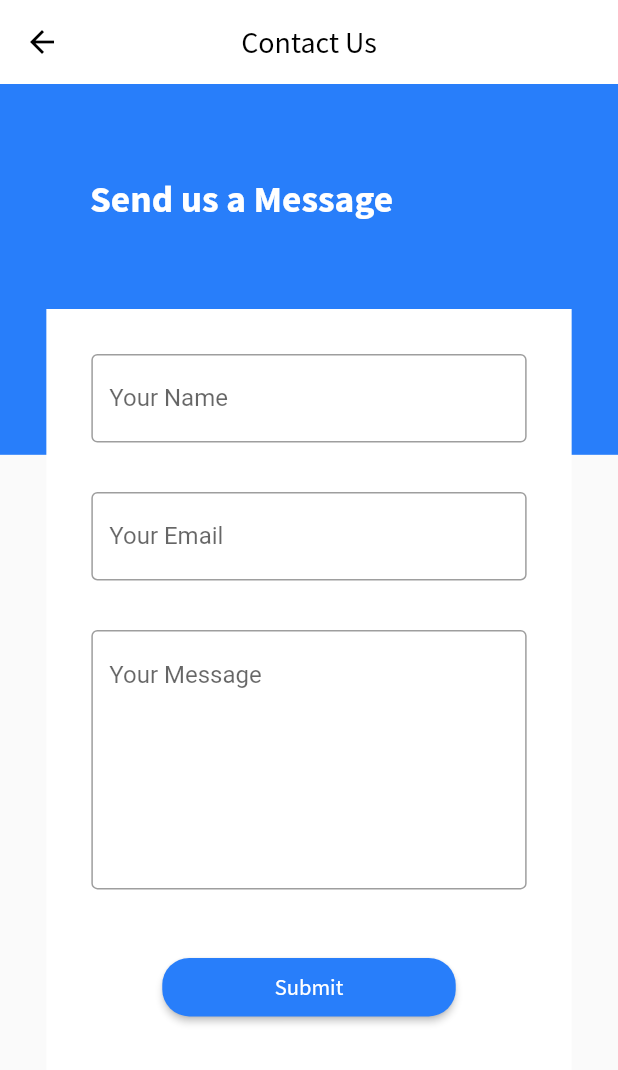
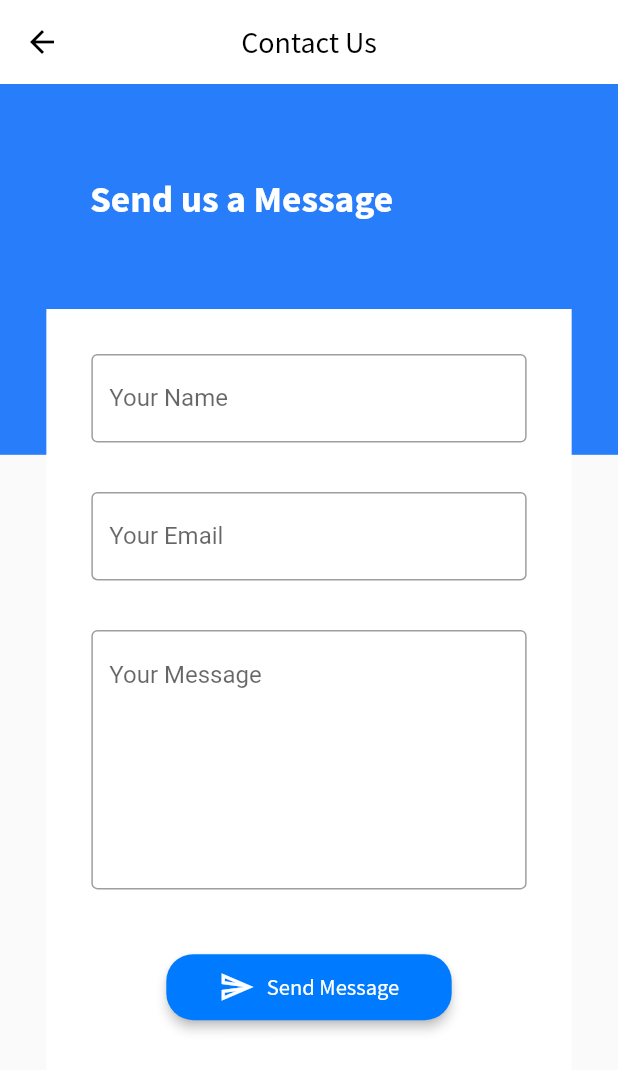
Before and after one commit to faseeh1999/find_my_school_updated, a Flutter app: the ContactUs screen opened directly, on a phone screen of 412 x 824 dp. Shown: the top 1070 px of the screen. Run offline on Flutter 3.47's test engine with Material 2 defaults, Android fonts, the phone set to English and light mode, and no system bars; our stand-ins replace animated_text_kit, cloud_firestore, firebase_auth, flutter_spinkit, form_validator, introduction_screen and 1 more; missing offline and left inert: mailer; accounts and stored records are empty.

Commit message:
Contact Us Functionality Started
Single Message Functionality Successfully implemented.

```diff
--- a/lib/screens/settings/contact.dart
+++ b/lib/screens/settings/contact.dart
@@ -1,9 +1,12 @@
+import 'package:find_my_school_updated/services/mail.dart';
 import 'package:find_my_school_updated/theme/color.dart';
 import 'package:find_my_school_updated/theme/text.dart';
 import 'package:flutter/material.dart';
 import 'package:form_validator/form_validator.dart';
 
 class ContactUs extends StatelessWidget {
+  MailService _mail = MailService();
+
   final TextEditingController _email = TextEditingController();
   final TextEditingController _name = TextEditingController();
   final TextEditingController _message = TextEditingController();
@@ -11,10 +14,8 @@ class ContactUs extends StatelessWidget {
   final validateName = ValidationBuilder().required().build();
   final validateEmail =
       ValidationBuilder().required().email().maxLength(50).build();
-  final validateMessage = ValidationBuilder()
-      .required("This field is Required")
-      .maxLength(100)
-      .build();
+  final validateMessage =
+      ValidationBuilder().required().minLength(50).maxLength(500).build();
 
   GlobalKey<FormState> _form = GlobalKey<FormState>();
 
@@ -107,12 +108,13 @@ class ContactUs extends StatelessWidget {
                                 maxLines: 7,
                                 autovalidateMode:
                                     AutovalidateMode.onUserInteraction,
-                                validator: (String val) {
-                                  if (val.isEmpty) {
-                                    return "This field is required.";
-                                  }
-                                  return null;
-                                },
+                                validator: validateMessage,
+                                // validator: (String val) {
+                                //   if (val.isEmpty) {
+                                //     return "This field is required.";
+                                //   }
+                                //   return null;
+                                // },
                                 decoration: InputDecoration(
                                     alignLabelWithHint: true,
                                     labelText: "Your Message",
@@ -121,29 +123,56 @@ class ContactUs extends StatelessWidget {
                               SizedBox(
                                 height: size.height * 0.05,
                               ),
-                              RaisedButton(
-                                onPressed: () {
+                              RaisedButton.icon(
+                                elevation: 3.0,
+                                onPressed: () async {
                                   if (_validate() == true) {
-                                    print("All fields are ok");
+                                    await _mail.sendMail();
+                                    Widget okButton = FlatButton(
+                                      child: Text("OK"),
+                                      onPressed: () {
+                                        Navigator.of(context).pop();
+                                        //Navigator.pop(context);
+                                      },
+                                    );
+
+                                    // set up the AlertDialog
+                                    AlertDialog alert = AlertDialog(
+                                      title: Text("Message Sent"),
+                                      content: Text(
+                                          "Your Message has been sent to administration team, they will contact you back shortly."),
+                                      actions: [
+                                        okButton,
+                                      ],
+                                    );
+                                    // show the dialog
+                                    showDialog(
+                                      context: context,
+                                      builder: (BuildContext context) {
+                                        return alert;
+                                      },
+                                    );
                                   }
                                 },
-                                child: Text(
-                                  "Submit",
+                                shape: RoundedRectangleBorder(
+                                    borderRadius: BorderRadius.all(
+                                        Radius.circular(18.0))),
+                                label: Text(
+                                  'Send Message',
                                   style: ButtonTextStyle,
                                 ),
-                                elevation: 2.0,
-                                highlightElevation: 8.0,
-                                color: primaryColor,
+                                icon: Icon(
+                                  Icons.send_outlined,
+                                  color: Colors.white,
+                                ),
                                 textColor: Colors.white,
-                                splashColor: Colors.blue[200],
+                                splashColor: Colors.blueAccent,
+                                color: buttonColor,
                                 padding: EdgeInsets.only(
-                                    left: 75.0,
-                                    right: 75.0,
+                                    left: 35.0,
+                                    right: 35.0,
                                     top: 10.0,
                                     bottom: 10.0),
-                                shape: RoundedRectangleBorder(
-                                  borderRadius: BorderRadius.circular(18.0),
-                                ),
                               ),
                             ],
                           ),
--- /dev/null
+++ b/lib/services/mail.dart
@@ -0,0 +1,43 @@
+import 'package:mailer/mailer.dart';
+import 'package:mailer/smtp_server/gmail.dart';
+
+class MailService {
+//String name , String email, String message
+  Future sendMail() async {
+    String username = 'findmyschool2021@gmail.com';
+    String password = 'findmyschool123';
+
+    final smtpServer = gmail(username, password);
+
+    // Create our message.
+    final message = Message()
+      ..from = Address(username)
+      ..recipients.addAll(['faseehshahzad.fs@gmail.com', 'faseehdon@gmail.com'])
+      ..subject = 'Test Subject :: 😀 :: ${DateTime.now()}'
+      ..text = 'This is the plain text.\nThis is line 2 of the text part.'
+      ..html =
+          "<h1>Write Content Here</h1>\n<p>Hey! Here's some HTML content</p>";
+
+    try {
+      final sendReport = await send(message, smtpServer);
+      print('Message sent: ' + sendReport.toString());
+    } on MailerException catch (e) {
+      print('Message not sent.');
+      for (var p in e.problems) {
+        print('Problem: ${p.code}: ${p.msg}');
+      }
+    }
+
+    // Sending multiple messages with the same connection
+    //
+    // Create a smtp client that will persist the connection
+    var connection = PersistentConnection(smtpServer);
+
+    // Send the first message
+    await connection.send(message);
+
+    // close the connection
+    await connection.close();
+    // DONE
+  }
+}
--- a/pubspec.yaml
+++ b/pubspec.yaml
@@ -35,6 +35,7 @@ dependencies:
   page_transition: ^1.1.7+6
   animated_text_kit: ^3.1.2
   introduction_screen: ^1.0.9
+  mailer: ^3.3.0
 
 dev_dependencies:
   flutter_test:
```
Also changed, not shown: pubspec.lock.
